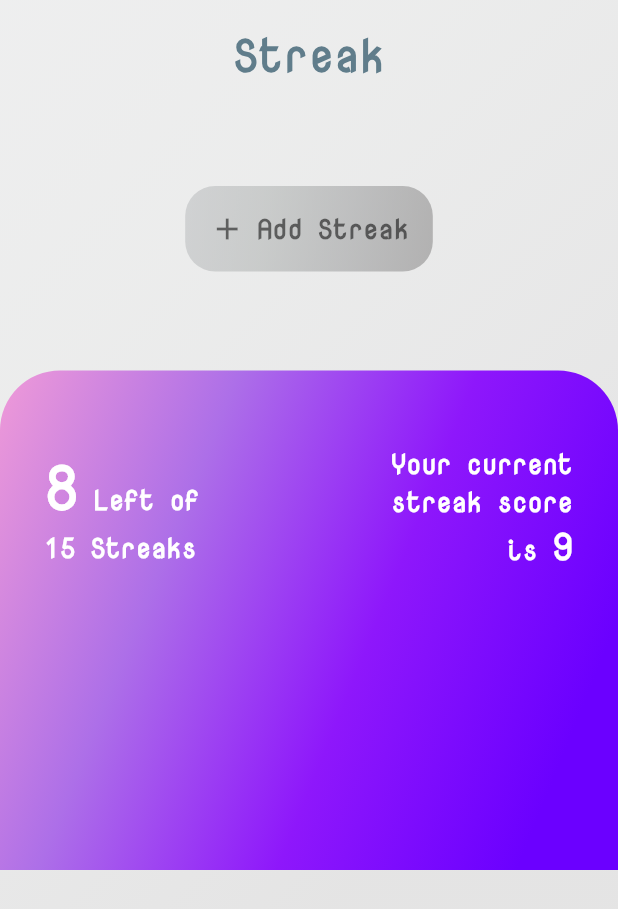
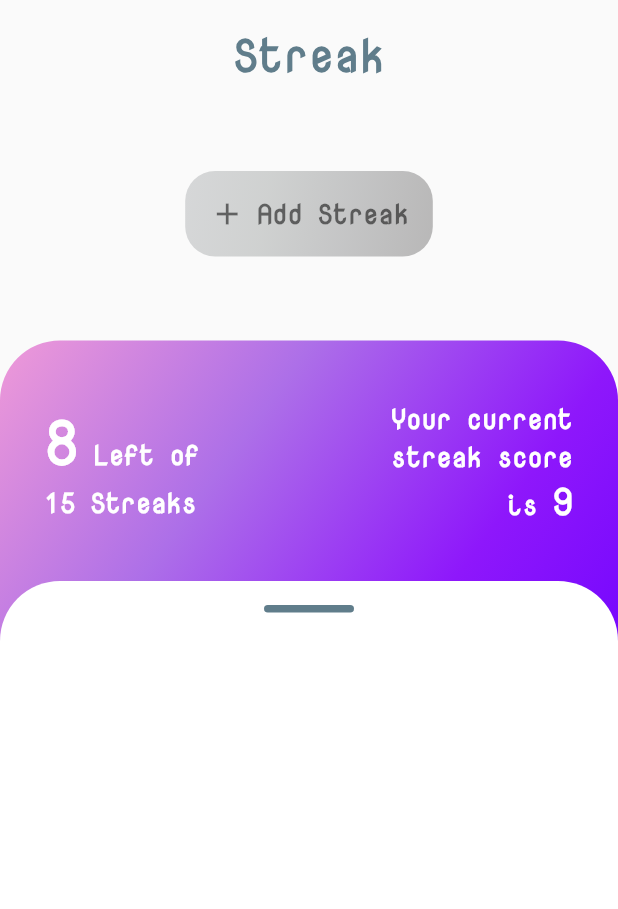
Before and after one commit to lazy-god/reboot_page_insight, a Flutter app: the screen it shows after launch, on a phone screen of 412 x 824 dp. Shown: the top 909 px of the screen. Run offline on Flutter 3.47's test engine with Material 2 defaults, Android fonts, the phone set to English and light mode, and no system bars; our stand-ins replace sqflite; accounts and stored records are empty.

Commit message:
Add: draggable and link between screens

```diff
--- a/lib/components/bottom_bar.dart
+++ /dev/null
@@ -1,31 +0,0 @@
-import 'package:flutter/material.dart';
-
-class BottomBar extends StatelessWidget {
-  final Widget child;
-  final Gradient gradient;
-  BottomBar({this.gradient, this.child});
-
-  @override
-  Widget build(BuildContext context) {
-    return Column(
-      mainAxisAlignment: MainAxisAlignment.end,
-      crossAxisAlignment: CrossAxisAlignment.stretch,
-      children: <Widget>[
-        Container(
-          child: child,
-          decoration: BoxDecoration(
-            gradient: gradient,
-            borderRadius: BorderRadius.only(
-              topRight: Radius.circular(
-                40.0,
-              ),
-              topLeft: Radius.circular(
-                40.0,
-              ),
-            ),
-          ),
-        ),
-      ],
-    );
-  }
-}
--- a/lib/components/streak_score.dart
+++ b/lib/components/streak_score.dart
@@ -11,10 +11,10 @@ class _StreakScoreState extends State<StreakScore> {
   Widget build(BuildContext context) {
     return Padding(
       padding: const EdgeInsets.only(
-        top: 50.0,
+        top: 40.0,
         right: 30.0,
         left: 30.0,
-        bottom: 200.0,
+        bottom: 100.0,
       ),
       child: Row(
         crossAxisAlignment: CrossAxisAlignment.start,
--- a/lib/constants.dart
+++ b/lib/constants.dart
@@ -158,6 +158,15 @@ const kTextFieldFillDecoration = InputDecoration(
   ),
 );
 
+const kSheetBorderRadius = BorderRadius.only(
+  topRight: Radius.circular(
+    40.0,
+  ),
+  topLeft: Radius.circular(
+    40.0,
+  ),
+);
+
 const kIconList = [
   Icons.shopping_cart,
   Icons.style,
--- a/lib/screen/add_screen.dart
+++ b/lib/screen/add_screen.dart
@@ -111,7 +111,7 @@ class _AddScreenState extends State<AddScreen> {
                 children: <Widget>[
                   GestureDetector(
                     onTap: () {
-                      Navigator.pop(context);
+                      Navigator.pop(context, 0);
                     },
                     child: Padding(
                       padding: const EdgeInsets.only(
@@ -295,6 +295,8 @@ class _AddScreenState extends State<AddScreen> {
                           int.parse(_textFieldController.text),
                         );
                         int result = await _insertStreak(streak);
+                        print(result);
+                        Navigator.pop(context, result);
                       },
                       child: Container(
                         decoration: BoxDecoration(
--- a/lib/screen/streak_screen.dart
+++ b/lib/screen/streak_screen.dart
@@ -1,34 +1,84 @@
 import 'package:flutter/material.dart';
-import 'package:streak/components/bottom_bar.dart';
 import 'package:streak/components/streak_container.dart';
 import 'package:streak/components/streak_score.dart';
-import 'package:streak/constants.dart';
+import 'package:streak/components/tile.dart';
 import 'package:streak/models/streak.dart';
-import 'package:streak/screen/add_screen.dart';
 import 'package:streak/services/db.dart';
+
+import '../constants.dart';
+import 'add_screen.dart';
 
 class StreakScreen extends StatefulWidget {
   @override
   _StreakScreenState createState() => _StreakScreenState();
 }
 
-class _StreakScreenState extends State<StreakScreen> {
+class _StreakScreenState extends State<StreakScreen>
+    with SingleTickerProviderStateMixin {
+  AnimationController _controller;
+  Animation<double> _heightFactorAnimation;
+  double _collapsedHeightFactor = 0.47;
+  double _expandedHeightFactor = 0;
+  bool isAnimationCompleted = false;
+  double screenHeight = 0;
   final DbProvider _dbProvider = DbProvider();
   List<Streak> _streakList;
 
   @override
+  void initState() {
+    _controller = AnimationController(
+      vsync: this,
+      duration: const Duration(
+        milliseconds: 200,
+      ),
+    );
+    _heightFactorAnimation = Tween<double>(
+      begin: _collapsedHeightFactor,
+      end: _expandedHeightFactor,
+    ).animate(_controller);
+    super.initState();
+  }
+
+  @override
+  void dispose() {
+    _controller.dispose();
+    super.dispose();
+  }
+
+  void _handleVerticalUpdate(details) {
+    double fractionDragged = details.primaryDelta / screenHeight;
+    _controller.value = _controller.value - 2 * fractionDragged;
+  }
+
+  void _handleVerticalEnd(details) {
+    if (_controller.value >= 0.5)
+      _controller.forward();
+    else
+      _controller.reverse();
+  }
+
+  void updateStreakList() async {
+    _streakList = await _dbProvider.getStreakList();
+  }
+
+  @override
   Widget build(BuildContext context) {
+    screenHeight = MediaQuery.of(context).size.height;
+
     if (_streakList == null) {
       _streakList = List<Streak>();
+      updateStreakList();
     }
 
     return Scaffold(
       body: SafeArea(
-        child: Container(
-          decoration: BoxDecoration(
-            gradient: kLightBlueGreyLinearGradient,
-          ),
-          child: Column(
+        child: AnimatedBuilder(
+          animation: _controller,
+          builder: (context, widget) {
+            return Stack(
+              fit: StackFit.expand,
+              children: <Widget>[
+                Column(
                   crossAxisAlignment: CrossAxisAlignment.stretch,
                   children: <Widget>[
                     Padding(
@@ -47,7 +97,7 @@ class _StreakScreenState extends State<StreakScreen> {
                     ),
                     Padding(
                       padding: const EdgeInsets.all(
-                  50.0,
+                        40.0,
                       ),
                       child: Container(
                         child: Column(
@@ -55,12 +105,17 @@ class _StreakScreenState extends State<StreakScreen> {
                           children: <Widget>[
                             GestureDetector(
                               onTap: () async {
-                          Navigator.push(
+                                if (await Navigator.push(
                                       context,
                                       MaterialPageRoute(
                                         builder: (context) => AddScreen(),
                                       ),
-                          );
+                                    ) !=
+                                    0) {
+                                  setState(() {
+                                    updateStreakList();
+                                  });
+                                }
                               },
                               child: Padding(
                                 padding: const EdgeInsets.all(
@@ -98,14 +153,71 @@ class _StreakScreenState extends State<StreakScreen> {
                         ),
                       ),
                     ),
-              BottomBar(
+                    Expanded(
+                      child: Container(
+                        child: StreakScore(),
+                        decoration: BoxDecoration(
                           gradient: kPurpleLinearGradient,
-                child: StreakScore(),
+                          borderRadius: kSheetBorderRadius,
+                        ),
+                      ),
+                    ),
+                  ],
+                ),
+                FractionallySizedBox(
+                  alignment: Alignment.bottomCenter,
+                  heightFactor: 1 - _heightFactorAnimation.value,
+                  child: Container(
+                    child: Column(
+                      children: <Widget>[
+                        GestureDetector(
+                          behavior: HitTestBehavior.translucent,
+                          onVerticalDragUpdate: _handleVerticalUpdate,
+                          child: Padding(
+                            padding: const EdgeInsets.symmetric(
+                              vertical: kPadding,
+                            ),
+                            child: Row(
+                              mainAxisAlignment: MainAxisAlignment.center,
+                              children: <Widget>[
+                                Container(
+                                  width: 60.0,
+                                  height: 5.0,
+                                  decoration: BoxDecoration(
+                                    color: kSecondaryColor,
+                                    borderRadius: BorderRadius.circular(
+                                      kPadding,
+                                    ),
+                                  ),
                                 ),
                               ],
                             ),
                           ),
                         ),
+                        Expanded(
+                          child: ListView.builder(
+                            itemCount: _streakList.length,
+                            itemBuilder: (context, index) {
+                              return Tile(
+                                _streakList[index].title,
+                                _streakList[index].goal.toString(),
+                              );
+                            },
+                          ),
+                        ),
+                      ],
+                    ),
+                    decoration: BoxDecoration(
+                      color: Colors.white,
+                      borderRadius: kSheetBorderRadius,
+                    ),
+                  ),
+                ),
+              ],
+            );
+          },
+        ),
+      ),
     );
   }
 }
--- a/lib/services/db.dart
+++ b/lib/services/db.dart
@@ -44,7 +44,7 @@ class DbProvider {
   }
 
   // fetch operation
-  Future<List<Streak>> getStreakMapList() async {
+  Future<List<Streak>> getStreakList() async {
     final Database db = await this.database;
     final List<Map<String, dynamic>> maps = await db.query(tableName);
     return List.generate(
```
Also changed, not shown: lib/components/streak_meter.dart (deleted, +0 -43 lines), lib/components/tile.dart (+5 -2 lines). Lines whose indentation alone changed are shown as unchanged.
